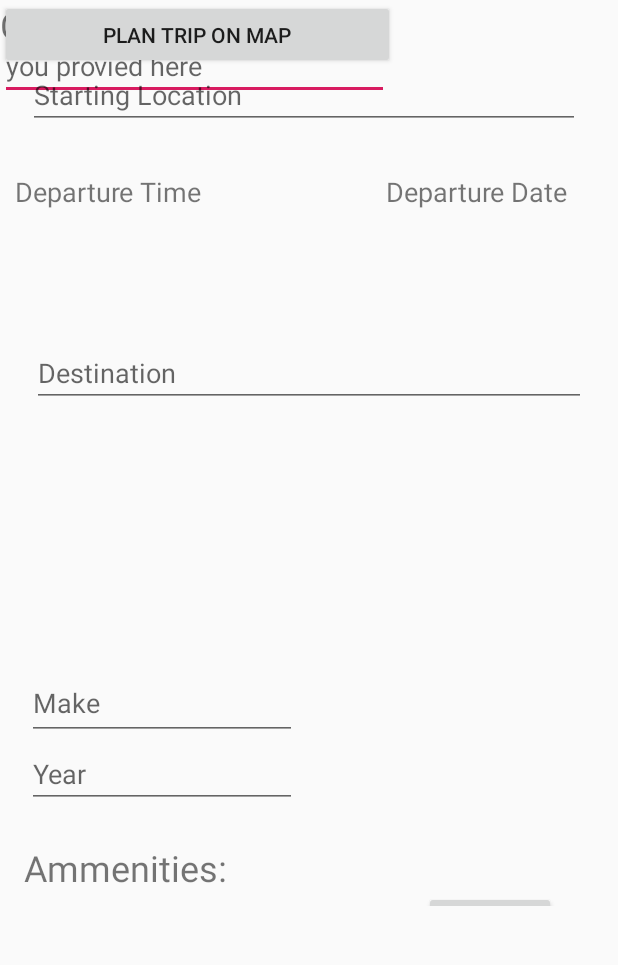
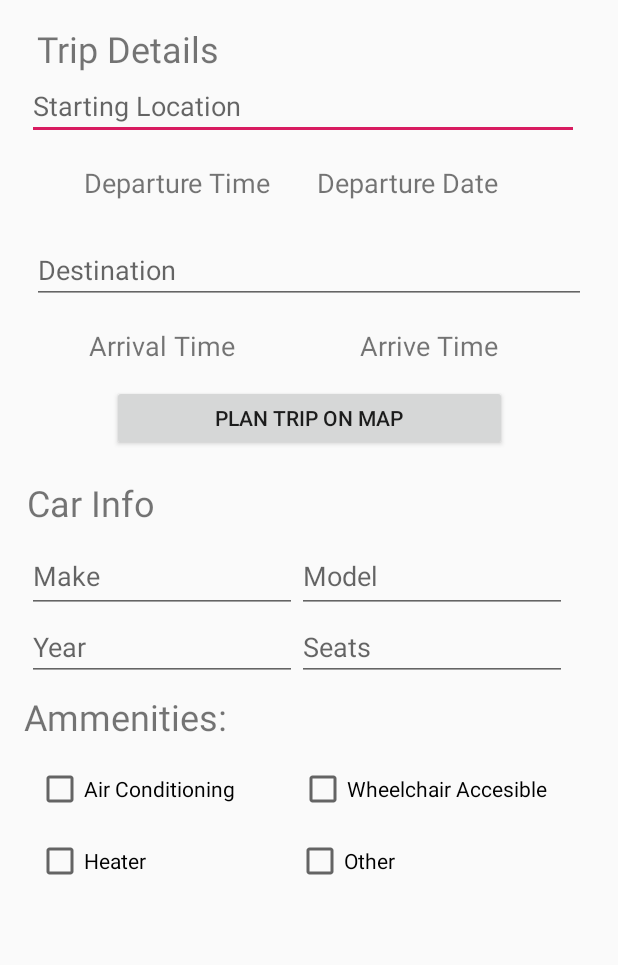
Before and after one commit to ekingjones/COMP2160_RideSharing, an Android app: the DriverStartActivity screen opened directly, with no data from a screen before it, in the side drawer, after a tap on "Start a Ride", on a phone screen of 412 x 824 dp, the part 84-1049 px from its top. Run offline under Robolectric (Android 15) with nearby library versions, the phone set to English and light mode, and no system bars.

Commit message:
Various layout fixes and added Time picker dialog

```diff
--- a/app/build.gradle
+++ b/app/build.gradle
@@ -24,6 +24,7 @@ dependencies {
     implementation 'com.android.support:design:28.0.0'
     implementation 'com.google.android.gms:play-services-maps:11.4.2'
     implementation 'com.android.support.constraint:constraint-layout:1.1.3'
+    implementation 'com.android.support:support-v4:28.0.0'
     testImplementation 'junit:junit:4.12'
     androidTestImplementation 'com.android.support.test:runner:1.0.2'
     androidTestImplementation 'com.android.support.test.espresso:espresso-core:3.0.2'
--- a/app/src/main/AndroidManifest.xml
+++ b/app/src/main/AndroidManifest.xml
@@ -16,7 +16,7 @@
             android:name="com.google.android.geo.API_KEY"
             android:value="AIzaSyCBvJQZNfqCCMtCwjVbENQCyp9xhC-BQlU" />
 
-        <activity android:name=".OnboardActivity"></activity>
+        <activity android:name=".OnboardActivity" />
         <activity android:name=".DriverStartActivity" />
         <activity android:name=".FindRideActivity">
             <intent-filter>
@@ -25,7 +25,7 @@
                 <category android:name="android.intent.category.LAUNCHER" />
             </intent-filter>
         </activity>
-        <activity android:name=".LoginActivity"></activity>
+        <activity android:name=".LoginActivity" />
     </application>
 
 </manifest>
--- a/app/src/main/java/com/comp2160/robot/comp2160_ridesharing/DriverStartActivity.java
+++ b/app/src/main/java/com/comp2160/robot/comp2160_ridesharing/DriverStartActivity.java
@@ -13,13 +13,20 @@ import android.os.Bundle;
 import android.support.v7.widget.Toolbar;
 import android.text.format.DateFormat;
 import android.view.MenuItem;
+import android.view.View;
+import android.widget.TextView;
 import android.widget.TimePicker;
+import android.widget.Toast;
 
 import java.sql.Driver;
 import java.util.Calendar;
 
-public class DriverStartActivity extends AppCompatActivity implements TimePickerDialog.OnTimeSetListener {
+public class DriverStartActivity extends AppCompatActivity {
+    // main component variables
     private DrawerLayout mDrawerLayout;
+
+    // text view variables
+    private TextView depatTime;
 
     @Override
     protected void onCreate(Bundle savedInstanceState) {
@@ -78,23 +85,31 @@ public class DriverStartActivity extends AppCompatActivity implements TimePicker
         return super.onOptionsItemSelected(item);
     }
 
-    // TODO fix this mess to add time picker, and add date picker as well
-    /*@Override
-    public Dialog onCreateDialog(Bundle savedInstanceState) {
-        // Use the current time as the default values for the picker
-        final Calendar c = Calendar.getInstance();
-        int hour = c.get(Calendar.HOUR_OF_DAY);
-        int minute = c.get(Calendar.MINUTE);
+    public void showTimePickerFragment(View v){
+        DialogFragment newFrag = new TimePickerFragment();
+        newFrag.show(getSupportFragmentManager(), "timePicker");
+        int driverHour = TimePickerFragment.userHour;
+        int driverMin = TimePickerFragment.userMin;
+        showTime(driverHour, driverMin);
+        //String testHour = Integer.toString(driverHour);
+        //String testMin = Integer.toString(driverMin);
+        //String test = ("Chosen Time:" + testHour + testMin);
+        //Toast.makeText(this, test, Toast.LENGTH_LONG).show();
 
-        // Create a new instance of TimePickerDialog and return it
-        return new TimePickerDialog(getActivity(), this, hour, minute,
-                DateFormat.is24HourFormat(getActivity()));
-    }*/
+    }
+
+    // TODO
+    // problem, the toast fires ON the click, not after the time has been set
+    // so right now, it is always zero
+    // need to find a way to actually get and display the time
+    // my theory, is to put this in the onTimeSet method in the TimePickerFragment
+    // then it may just fire after the time is picked, instead of on click
+    public void showTime(int mHour, int mMin){
+        String testHour = Integer.toString(mHour);
+        String testMin = Integer.toString(mMin);
+        String test = ("Chosen Time:" + testHour + testMin);
+        Toast.makeText(this, test, Toast.LENGTH_LONG).show();
+    }
 
 
-    @Override
-    public void onTimeSet(TimePicker view, int hourOfDay, int minute) {
-        // this method will do something with the time the user picks
-        // probably set the text of the label that they touch
-    }
 }
--- /dev/null
+++ b/app/src/main/java/com/comp2160/robot/comp2160_ridesharing/TimePickerFragment.java
@@ -0,0 +1,31 @@
+package com.comp2160.robot.comp2160_ridesharing;
+
+import android.app.Dialog;
+import android.app.TimePickerDialog;
+import android.os.Bundle;
+import android.support.v4.app.DialogFragment;
+import android.widget.TimePicker;
+import android.text.format.DateFormat;
+import java.util.Calendar;
+
+public class TimePickerFragment extends DialogFragment implements TimePickerDialog.OnTimeSetListener {
+    static int userHour;
+    static int userMin;
+
+    @Override
+    public Dialog onCreateDialog(Bundle savedInstanceState) {
+        // getting current time as a default
+        final Calendar mCal = Calendar.getInstance();
+        int hour = mCal.get(Calendar.HOUR_OF_DAY);
+        int min = mCal.get(Calendar.MINUTE);
+
+        // make new calender instance and return it with current time
+        return new TimePickerDialog(getActivity(), this, hour, min, DateFormat.is24HourFormat(getActivity()));
+    }
+
+        @Override
+    public void onTimeSet(TimePicker view, int hourOfDay, int minute) {
+        userHour = hourOfDay;
+        userMin = minute;
+    }
+}
--- a/app/src/main/res/layout/activity_driver_start.xml
+++ b/app/src/main/res/layout/activity_driver_start.xml
@@ -33,39 +33,93 @@
                 android:layout_width="match_parent"
                 android:layout_height="match_parent">
 
+                <EditText
+                    android:id="@+id/seatsEditText"
+                    android:layout_width="180dp"
+                    android:layout_height="wrap_content"
+                    android:ems="10"
+                    android:hint="Seats"
+                    android:inputType="number"
+                    app:layout_constraintStart_toEndOf="@+id/yearEditText"
+                    app:layout_constraintTop_toBottomOf="@+id/modelEditText" />
+
+                <EditText
+                    android:id="@+id/modelEditText"
+                    android:layout_width="180dp"
+                    android:layout_height="49dp"
+                    android:layout_marginTop="8dp"
+                    android:ems="10"
+                    android:hint="Model"
+                    android:inputType="text"
+                    app:layout_constraintStart_toEndOf="@+id/makeEditText"
+                    app:layout_constraintTop_toBottomOf="@+id/carInfoText" />
+
+                <TextView
+                    android:id="@+id/arriveDate"
+                    android:layout_width="wrap_content"
+                    android:layout_height="wrap_content"
+                    android:layout_marginStart="24dp"
+                    android:layout_marginTop="15dp"
+                    android:layout_marginEnd="65dp"
+                    android:clickable="true"
+                    android:onClick=""
+                    android:text="Arrive Time"
+                    android:textSize="18sp"
+                    app:layout_constraintEnd_toEndOf="parent"
+                    app:layout_constraintHorizontal_bias="0.8"
+                    app:layout_constraintStart_toEndOf="@+id/arriveTime"
+                    app:layout_constraintTop_toBottomOf="@+id/destLocation" />
+
+                <TextView
+                    android:id="@+id/arriveTime"
+                    android:layout_width="wrap_content"
+                    android:layout_height="wrap_content"
+                    android:layout_marginStart="42dp"
+                    android:layout_marginTop="15dp"
+                    android:layout_marginEnd="8dp"
+                    android:clickable="true"
+                    android:onClick=""
+                    android:text="Arrival Time"
+                    android:textSize="18sp"
+                    app:layout_constraintEnd_toStartOf="@+id/departDate"
+                    app:layout_constraintHorizontal_bias="0.276"
+                    app:layout_constraintStart_toStartOf="parent"
+                    app:layout_constraintTop_toBottomOf="@+id/destLocation" />
+
                 <TextView
                     android:id="@+id/carInfoText"
                     android:layout_width="wrap_content"
                     android:layout_height="wrap_content"
+                    android:layout_marginStart="18dp"
+                    android:layout_marginTop="270dp"
                     android:text="Car Info"
                     android:textSize="24sp"
-                    tools:layout_editor_absoluteX="18dp"
-                    tools:layout_editor_absoluteY="367dp" />
+                    app:layout_constraintStart_toStartOf="parent"
+                    app:layout_constraintTop_toBottomOf="@+id/tripDetailsTextView" />
 
                 <TextView
                     android:id="@+id/ammenitesText"
                     android:layout_width="wrap_content"
                     android:layout_height="wrap_content"
                     android:layout_marginStart="16dp"
-                    android:layout_marginTop="23dp"
+                    android:layout_marginTop="110dp"
                     android:layout_marginEnd="261dp"
-                    android:layout_marginBottom="14dp"
                     android:text="Ammenities:"
                     android:textSize="24sp"
-                    app:layout_constraintBottom_toTopOf="@+id/acCheckBox"
                     app:layout_constraintEnd_toEndOf="parent"
                     app:layout_constraintStart_toStartOf="parent"
-                    app:layout_constraintTop_toBottomOf="@+id/yearEditText" />
+                    app:layout_constraintTop_toBottomOf="@+id/carInfoText" />
 
                 <CheckBox
                     android:id="@+id/acCheckBox"
                     android:layout_width="wrap_content"
                     android:layout_height="wrap_content"
-                    android:layout_marginStart="18dp"
-                    android:layout_marginTop="15dp"
-                    android:layout_marginEnd="38dp"
+                    android:layout_marginStart="24dp"
+                    android:layout_marginTop="16dp"
+                    android:layout_marginEnd="8dp"
                     android:text="Air Conditioning"
                     app:layout_constraintEnd_toStartOf="@+id/wheelchairCheckBox"
+                    app:layout_constraintHorizontal_bias="0.0"
                     app:layout_constraintStart_toStartOf="parent"
                     app:layout_constraintTop_toBottomOf="@+id/ammenitesText" />
 
@@ -73,82 +127,83 @@
                     android:id="@+id/heaterCheckBox"
                     android:layout_width="wrap_content"
                     android:layout_height="wrap_content"
-                    android:layout_marginStart="16dp"
-                    android:layout_marginEnd="38dp"
-                    android:layout_marginBottom="12dp"
+                    android:layout_marginStart="24dp"
+                    android:layout_marginTop="16dp"
                     android:text="Heater"
-                    app:layout_constraintBottom_toTopOf="@+id/otherEditText"
-                    app:layout_constraintEnd_toStartOf="@+id/otherCheckBox"
-                    app:layout_constraintStart_toStartOf="parent" />
+                    app:layout_constraintStart_toStartOf="parent"
+                    app:layout_constraintTop_toBottomOf="@+id/acCheckBox" />
 
                 <CheckBox
                     android:id="@+id/wheelchairCheckBox"
                     android:layout_width="wrap_content"
                     android:layout_height="wrap_content"
-                    android:layout_marginStart="38dp"
-                    android:layout_marginEnd="57dp"
-                    android:layout_marginBottom="9dp"
+                    android:layout_marginTop="16dp"
+                    android:layout_marginEnd="47dp"
                     android:text="Wheelchair Accesible"
-                    app:layout_constraintBottom_toTopOf="@+id/otherCheckBox"
                     app:layout_constraintEnd_toEndOf="parent"
-                    app:layout_constraintStart_toEndOf="@+id/acCheckBox" />
+                    app:layout_constraintTop_toBottomOf="@+id/ammenitesText" />
 
                 <CheckBox
                     android:id="@+id/otherCheckBox"
                     android:layout_width="wrap_content"
                     android:layout_height="wrap_content"
-                    android:layout_marginStart="95dp"
-                    android:layout_marginEnd="160dp"
-                    android:layout_marginBottom="12dp"
+                    android:layout_marginStart="100dp"
+                    android:layout_marginTop="16dp"
                     android:text="Other"
-                    app:layout_constraintBottom_toTopOf="@+id/otherEditText"
-                    app:layout_constraintEnd_toEndOf="parent"
-                    app:layout_constraintStart_toEndOf="@+id/heaterCheckBox" />
+                    app:layout_constraintStart_toEndOf="@+id/heaterCheckBox"
+                    app:layout_constraintTop_toBottomOf="@+id/wheelchairCheckBox" />
 
                 <EditText
                     android:id="@+id/otherEditText"
                     android:layout_width="259dp"
                     android:layout_height="wrap_content"
+                    android:layout_marginStart="16dp"
+                    android:layout_marginTop="260dp"
                     android:ems="10"
                     android:hint="Enter any other ammenities you provied here"
                     android:inputType="textMultiLine"
-                    tools:layout_editor_absoluteX="64dp"
-                    tools:layout_editor_absoluteY="570dp" />
+                    app:layout_constraintStart_toStartOf="parent"
+                    app:layout_constraintTop_toBottomOf="@+id/carInfoText" />
 
                 <Button
                     android:id="@+id/planOnMapButton"
                     android:layout_width="263dp"
-                    android:layout_height="46dp"
+                    android:layout_height="44dp"
+                    android:layout_marginStart="74dp"
+                    android:layout_marginEnd="74dp"
+                    android:layout_marginBottom="18dp"
                     android:text="Plan Trip on Map"
-                    tools:layout_editor_absoluteX="74dp"
-                    tools:layout_editor_absoluteY="321dp" />
+                    app:layout_constraintBottom_toTopOf="@+id/carInfoText"
+                    app:layout_constraintEnd_toEndOf="parent"
+                    app:layout_constraintStart_toStartOf="parent" />
 
                 <EditText
                     android:id="@+id/startingLocation"
                     android:layout_width="368dp"
                     android:layout_height="wrap_content"
                     android:layout_marginStart="18dp"
-                    android:layout_marginTop="8dp"
+                    android:layout_marginTop="48dp"
                     android:layout_marginEnd="25dp"
                     android:ems="10"
                     android:hint="Starting Location"
                     android:inputType="textPersonName"
                     app:layout_constraintEnd_toEndOf="parent"
+                    app:layout_constraintHorizontal_bias="0.0"
                     app:layout_constraintStart_toStartOf="parent"
-                    app:layout_constraintTop_toBottomOf="@+id/tripDetailsTextView" />
+                    app:layout_constraintTop_toTopOf="parent" />
 
                 <EditText
                     android:id="@+id/destLocation"
                     android:layout_width="369dp"
                     android:layout_height="wrap_content"
                     android:layout_marginStart="21dp"
-                    android:layout_marginTop="140dp"
+                    android:layout_marginTop="64dp"
                     android:layout_marginEnd="21dp"
                     android:ems="10"
                     android:hint="Destination"
                     android:inputType="textPersonName"
                     app:layout_constraintEnd_toEndOf="parent"
-                    app:layout_constraintHorizontal_bias="1.0"
+                    app:layout_constraintHorizontal_bias="0.0"
                     app:layout_constraintStart_toStartOf="parent"
                     app:layout_constraintTop_toBottomOf="@+id/startingLocation" />
 
@@ -156,36 +211,27 @@
                     android:id="@+id/tripDetailsTextView"
                     android:layout_width="wrap_content"
                     android:layout_height="wrap_content"
-                    android:layout_marginStart="20dp"
+                    android:layout_marginStart="24dp"
+                    android:layout_marginTop="16dp"
+                    android:layout_marginEnd="266dp"
                     android:text="Trip Details"
                     android:textSize="24sp"
-                    app:layout_constraintBottom_toTopOf="@+id/startingLocation"
-                    app:layout_constraintStart_toStartOf="parent" />
+                    app:layout_constraintEnd_toEndOf="parent"
+                    app:layout_constraintStart_toStartOf="parent"
+                    app:layout_constraintTop_toTopOf="parent" />
 
                 <EditText
                     android:id="@+id/makeEditText"
                     android:layout_width="180dp"
                     android:layout_height="49dp"
                     android:layout_marginStart="18dp"
-                    android:layout_marginTop="444dp"
+                    android:layout_marginTop="8dp"
                     android:ems="10"
                     android:hint="Make"
                     android:inputType="text"
-                    app:layout_constraintEnd_toStartOf="@+id/modelEditText"
+                    app:layout_constraintHorizontal_chainStyle="spread_inside"
                     app:layout_constraintStart_toStartOf="parent"
-                    app:layout_constraintTop_toTopOf="parent" />
-
-                <EditText
-                    android:id="@+id/modelEditText"
-                    android:layout_width="180dp"
-                    android:layout_height="wrap_content"
-                    android:layout_marginEnd="33dp"
-                    android:ems="10"
-                    android:hint="Model"
-                    android:inputType="textPersonName"
-                    app:layout_constraintBottom_toTopOf="@+id/seatsEditText"
-                    app:layout_constraintEnd_toEndOf="parent"
-                    app:layout_constraintStart_toEndOf="@+id/makeEditText" />
+                    app:layout_constraintTop_toBottomOf="@+id/carInfoText" />
 
                 <EditText
                     android:id="@+id/yearEditText"
@@ -195,21 +241,8 @@
                     android:ems="10"
                     android:hint="Year"
                     android:inputType="number"
-                    app:layout_constraintEnd_toStartOf="@+id/seatsEditText"
                     app:layout_constraintStart_toStartOf="parent"
                     app:layout_constraintTop_toBottomOf="@+id/makeEditText" />
-
-                <EditText
-                    android:id="@+id/seatsEditText"
-                    android:layout_width="180dp"
-                    android:layout_height="wrap_content"
-                    android:layout_marginEnd="33dp"
-                    android:ems="10"
-                    android:hint="Seats"
-                    android:inputType="number"
-                    app:layout_constraintBottom_toTopOf="@+id/wheelchairCheckBox"
-                    app:layout_constraintEnd_toEndOf="parent"
-                    app:layout_constraintStart_toEndOf="@+id/yearEditText" />
 
                 <Button
                     android:id="@+id/startTripButton"
@@ -217,6 +250,7 @@
                     android:layout_height="wrap_content"
                     android:layout_marginStart="23dp"
                     android:layout_marginEnd="25dp"
+                    android:layout_marginBottom="12dp"
                     android:text="Start"
                     app:layout_constraintBottom_toBottomOf="parent"
                     app:layout_constraintEnd_toEndOf="parent"
@@ -224,31 +258,31 @@
                     app:layout_constraintStart_toEndOf="@+id/otherEditText" />
 
                 <TextView
-                    android:id="@+id/textView"
+                    android:id="@+id/departTime"
                     android:layout_width="wrap_content"
                     android:layout_height="wrap_content"
                     android:layout_marginStart="42dp"
-                    android:layout_marginTop="29dp"
-                    android:layout_marginEnd="61dp"
+                    android:layout_marginTop="16dp"
+                    android:layout_marginEnd="8dp"
                     android:clickable="true"
-                    android:onClick=""
+                    android:onClick="showTimePickerFragment"
                     android:text="Departure Time"
                     android:textSize="18sp"
-                    app:layout_constraintEnd_toStartOf="@+id/textView4"
+                    app:layout_constraintEnd_toStartOf="@+id/departDate"
                     app:layout_constraintStart_toStartOf="parent"
                     app:layout_constraintTop_toBottomOf="@+id/startingLocation" />
 
                 <TextView
-                    android:id="@+id/textView4"
+                    android:id="@+id/departDate"
                     android:layout_width="wrap_content"
                     android:layout_height="wrap_content"
-                    android:layout_marginStart="61dp"
-                    android:layout_marginTop="29dp"
+                    android:layout_marginStart="8dp"
+                    android:layout_marginTop="16dp"
                     android:layout_marginEnd="65dp"
                     android:text="Departure Date"
                     android:textSize="18sp"
                     app:layout_constraintEnd_toEndOf="parent"
-                    app:layout_constraintStart_toEndOf="@+id/textView"
+                    app:layout_constraintStart_toEndOf="@+id/departTime"
                     app:layout_constraintTop_toBottomOf="@+id/startingLocation" />
 
 
--- a/app/src/main/res/values/strings.xml
+++ b/app/src/main/res/values/strings.xml
@@ -5,4 +5,7 @@
     This is TextThis is TextThis is TextThis is TextThis is TextThis is TextThis is TextThis is TextThis is TextThis is TextThis is Text
     This is TextThis is TextThis is TextThis is TextThis is TextThis is TextThis is TextThis is TextThis is TextThis is TextThis is Text
     </string>
+
+    <!-- TODO: Remove or change this placeholder text -->
+    <string name="hello_blank_fragment">Hello blank fragment</string>
 </resources>
```
